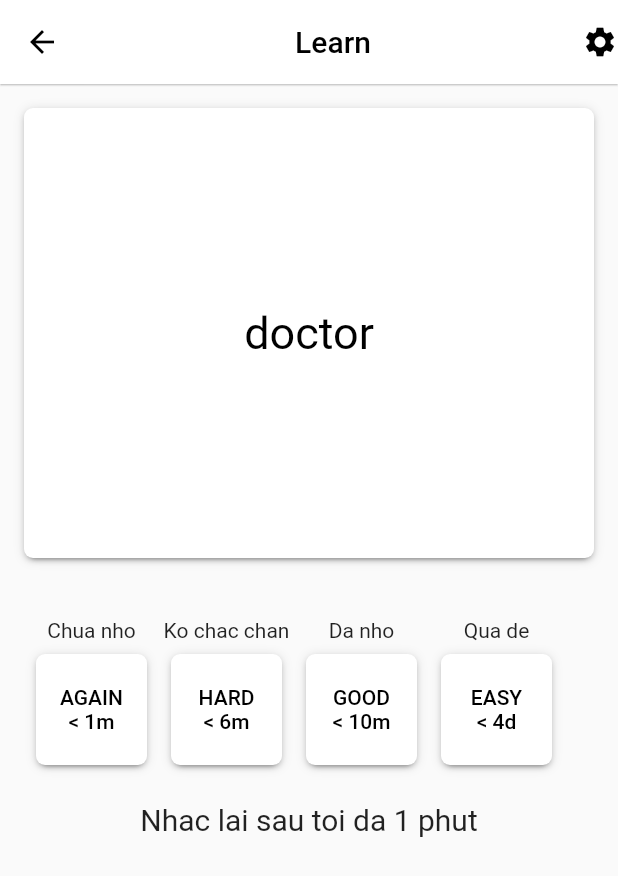
After one commit to manhnt2310/ll, a Flutter app: the LearnView screen opened directly, after a tap on "KIEM TRA DAP AN", after a tap on "AGAIN", on a phone screen of 412 x 824 dp. The commit adds this screen. Shown: the top 876 px of the screen. Run offline on Flutter 3.47's test engine with Material 2 defaults, Android fonts, the phone set to English and light mode, and no system bars; our stand-ins replace cached_network_image; network calls fail.

Commit message:
[Book Detail] Add LearnView

```diff
--- a/lib/modules/book_detail/widgets/start_learning_button.dart
+++ b/lib/modules/book_detail/widgets/start_learning_button.dart
@@ -1,11 +1,21 @@
 import 'package:flutter/material.dart';
+import 'package:ll/modules/learn/presentation/learn_view.dart';
 
 class StartLearningButton extends StatelessWidget {
   const StartLearningButton({super.key});
 
   @override
   Widget build(BuildContext context) {
-    return Container(
+    return TextButton(
+      onPressed: () {
+        Navigator.push(
+          context,
+          MaterialPageRoute(
+            builder: (context) => const LearnView(),
+          ),
+        );
+      },
+      child: Container(
         decoration: BoxDecoration(
           borderRadius: BorderRadius.circular(6),
           boxShadow: kElevationToShadow[2],
@@ -21,6 +31,7 @@ class StartLearningButton extends StatelessWidget {
             fontSize: 20,
           ),
         )),
+      ),
     );
   }
 }
--- a/lib/modules/book_detail/widgets/statistics_view.dart
+++ b/lib/modules/book_detail/widgets/statistics_view.dart
@@ -20,7 +20,7 @@ class StatisticsView extends StatelessWidget {
         ItemView(
           icon: Icon(Icons.format_list_bulleted),
           title: 'Tat ca',
-          subtitle: '200 words >',
+          subtitle: '200 words >   ',
         ),
         SizedBox(
           height: 5,
@@ -31,7 +31,7 @@ class StatisticsView extends StatelessWidget {
             color: Colors.grey,
           ),
           title: 'Chua hoc',
-          subtitle: '150 words',
+          subtitle: '150 words >   ',
         ),
         SizedBox(
           height: 5,
@@ -42,7 +42,7 @@ class StatisticsView extends StatelessWidget {
             color: Colors.red,
           ),
           title: 'Dang hoc',
-          subtitle: '30 words >',
+          subtitle: '30 words >   ',
         ),
         SizedBox(
           height: 5,
@@ -53,7 +53,7 @@ class StatisticsView extends StatelessWidget {
             color: Colors.green,
           ),
           title: 'Can on tap',
-          subtitle: '10 words >',
+          subtitle: '10 words >   ',
         ),
       ],
     );
--- /dev/null
+++ b/lib/modules/learn/presentation/learn_view.dart
@@ -0,0 +1,60 @@
+import 'package:flutter/material.dart';
+import 'package:ll/core/models/word.dart';
+import 'package:ll/modules/learn/widgets/word_view.dart';
+import 'package:ll/modules/learn/widgets/test_view.dart';
+import '../../../core/data_providers/word_data_provider.dart';
+
+class LearnView extends StatefulWidget {
+  const LearnView({super.key});
+
+  @override
+  State<LearnView> createState() => _LearnViewState();
+}
+
+class _LearnViewState extends State<LearnView> {
+  @override
+  Widget build(BuildContext context) {
+    final wordDataProvider = WordDataProvider();
+
+    return FutureBuilder(
+      future: wordDataProvider.getWords(1),
+      builder: (BuildContext context, AsyncSnapshot snapshot) {
+        if (snapshot.connectionState == ConnectionState.waiting) {
+          return const CircularProgressIndicator();
+        }
+        if (snapshot.hasData) {
+          var words = snapshot.data as List<Word>;
+
+          return Scaffold(
+            appBar: AppBar(
+              title: const Center(child: Text('Learn')),
+              actions: const [
+                Icon(Icons.settings),
+              ],
+              backgroundColor: Colors.white,
+              foregroundColor: Colors.black,
+              elevation: 0.5,
+            ),
+            body: Container(
+              padding: const EdgeInsets.all(16),
+              child: SingleChildScrollView(
+                child: Column(
+                  children: [
+                    WordView(
+                      word: words[0],
+                    ),
+                    const SizedBox(
+                      height: 40,
+                    ),
+                    const TestView(),
+                  ],
+                ),
+              ),
+            ),
+          );
+        }
+        return Container();
+      },
+    );
+  }
+}
--- /dev/null
+++ b/lib/modules/learn/widgets/test_view.dart
@@ -0,0 +1,239 @@
+import 'package:flutter/material.dart';
+
+class TestView extends StatefulWidget {
+  const TestView({super.key});
+
+  @override
+  State<TestView> createState() => _TestViewState();
+}
+
+class _TestViewState extends State<TestView> {
+  bool isOpen = false;
+  bool showButtons = false;
+  bool isButton1Pressed = false;
+  bool isButton2Pressed = false;
+  bool isButton3Pressed = false;
+  bool isButton4Pressed = false;
+
+  void pressButton(int buttonNumber) {
+    setState(() {
+      isButton1Pressed = false;
+      isButton2Pressed = false;
+      isButton3Pressed = false;
+      isButton4Pressed = false;
+
+      switch (buttonNumber) {
+        case 1:
+          isButton1Pressed = true;
+          break;
+        case 2:
+          isButton2Pressed = true;
+          break;
+        case 3:
+          isButton3Pressed = true;
+          break;
+        case 4:
+          isButton4Pressed = true;
+          break;
+      }
+    });
+  }
+
+  @override
+  Widget build(BuildContext context) {
+    return showButtons // Kiểm tra giá trị của biến showButtons
+        ? Column(
+            children: [
+              Row(
+                crossAxisAlignment: CrossAxisAlignment.center,
+                children: [
+                  Column(
+                    children: [
+                      const Text('Chua nho'),
+                      TextButton(
+                        onPressed:
+                            isButton1Pressed ? null : () => pressButton(1),
+                        child: Container(
+                          decoration: BoxDecoration(
+                            borderRadius: BorderRadius.circular(6),
+                            boxShadow: kElevationToShadow[2],
+                            color: Colors.white,
+                          ),
+                          height: 74,
+                          width: 74,
+                          child: Column(
+                            mainAxisAlignment: MainAxisAlignment.center,
+                            children: const [
+                              Text(
+                                'AGAIN',
+                                style: TextStyle(
+                                  color: Colors.black,
+                                ),
+                              ),
+                              Text(
+                                '< 1m',
+                                style: TextStyle(color: Colors.black),
+                              )
+                            ],
+                          ),
+                        ),
+                      ),
+                    ],
+                  ),
+                  Column(
+                    children: [
+                      const Text('Ko chac chan'),
+                      TextButton(
+                        onPressed:
+                            isButton1Pressed ? null : () => pressButton(2),
+                        child: Container(
+                          decoration: BoxDecoration(
+                            borderRadius: BorderRadius.circular(6),
+                            boxShadow: kElevationToShadow[2],
+                            color: Colors.white,
+                          ),
+                          height: 74,
+                          width: 74,
+                          child: Column(
+                            mainAxisAlignment: MainAxisAlignment.center,
+                            children: const [
+                              Text(
+                                'HARD',
+                                style: TextStyle(
+                                  color: Colors.black,
+                                ),
+                              ),
+                              Text(
+                                '< 6m',
+                                style: TextStyle(color: Colors.black),
+                              )
+                            ],
+                          ),
+                        ),
+                      ),
+                    ],
+                  ),
+                  Column(
+                    children: [
+                      const Text('Da nho'),
+                      TextButton(
+                        onPressed:
+                            isButton1Pressed ? null : () => pressButton(3),
+                        child: Container(
+                          decoration: BoxDecoration(
+                            borderRadius: BorderRadius.circular(6),
+                            boxShadow: kElevationToShadow[2],
+                            color: Colors.white,
+                          ),
+                          height: 74,
+                          width: 74,
+                          child: Column(
+                            mainAxisAlignment: MainAxisAlignment.center,
+                            children: const [
+                              Text(
+                                'GOOD',
+                                style: TextStyle(
+                                  color: Colors.black,
+                                ),
+                              ),
+                              Text(
+                                '< 10m',
+                                style: TextStyle(color: Colors.black),
+                              )
+                            ],
+                          ),
+                        ),
+                      ),
+                    ],
+                  ),
+                  Column(
+                    children: [
+                      const Text('Qua de'),
+                      TextButton(
+                        onPressed:
+                            isButton1Pressed ? null : () => pressButton(4),
+                        child: Container(
+                          decoration: BoxDecoration(
+                            borderRadius: BorderRadius.circular(6),
+                            boxShadow: kElevationToShadow[2],
+                            color: Colors.white,
+                          ),
+                          height: 74,
+                          width: 74,
+                          child: Column(
+                            mainAxisAlignment: MainAxisAlignment.center,
+                            children: const [
+                              Text(
+                                'EASY',
+                                style: TextStyle(
+                                  color: Colors.black,
+                                ),
+                              ),
+                              Text(
+                                '< 4d',
+                                style: TextStyle(color: Colors.black),
+                              )
+                            ],
+                          ),
+                        ),
+                      ),
+                    ],
+                  ),
+                ],
+              ),
+              const SizedBox(height: 17),
+              if (isButton1Pressed)
+                const Text(
+                  'Nhac lai sau toi da 1 phut',
+                  style: TextStyle(fontSize: 20),
+                ),
+              if (isButton2Pressed)
+                const Text(
+                  'Nhac lai sau toi da 6 phut',
+                  style: TextStyle(fontSize: 20),
+                ),
+              if (isButton3Pressed)
+                const Text(
+                  'Nhac lai sau toi da 10 phut',
+                  style: TextStyle(fontSize: 20),
+                ),
+              if (isButton4Pressed)
+                const Text(
+                  'Nhac lai sau toi da 4 ngay',
+                  style: TextStyle(fontSize: 20),
+                ),
+            ],
+          )
+        : TextButton(
+            onPressed: () {
+              setState(() {
+                isOpen = !isOpen;
+                showButtons =
+                    true; // Hiển thị nút nhỏ khi nút "KIEM TRA DAP AN" được bấm
+              });
+            },
+            child: Column(
+              children: [
+                Container(
+                  decoration: BoxDecoration(
+                    borderRadius: BorderRadius.circular(6),
+                    boxShadow: kElevationToShadow[2],
+                    color: Colors.red,
+                  ),
+                  height: 60,
+                  width: double.infinity,
+                  child: const Center(
+                    child: Text(
+                      'KIEM TRA DAP AN',
+                      style: TextStyle(
+                        color: Colors.white,
+                        fontSize: 20,
+                      ),
+                    ),
+                  ),
+                ),
+              ],
+            ),
+          );
+  }
+}
--- /dev/null
+++ b/lib/modules/learn/widgets/word_view.dart
@@ -0,0 +1,38 @@
+import 'package:flutter/material.dart';
+import 'package:ll/core/models/word.dart';
+
+class WordView extends StatefulWidget {
+  const WordView({
+    super.key,
+    required this.word,
+  });
+
+  final Word word;
+
+  @override
+  State<WordView> createState() => _WordViewState();
+}
+
+class _WordViewState extends State<WordView> {
+  @override
+  Widget build(BuildContext context) {
+    return Container(
+      decoration: BoxDecoration(
+        borderRadius: BorderRadius.circular(6),
+        boxShadow: kElevationToShadow[2],
+        color: Colors.white,
+      ),
+      height: 300,
+      width: double.infinity,
+      child: Center(
+        child: Text(
+          widget.word.label,
+          style: const TextStyle(
+            color: Colors.black,
+            fontSize: 30,
+          ),
+        ),
+      ),
+    );
+  }
+}
```
Lines whose indentation alone changed are shown as unchanged.
